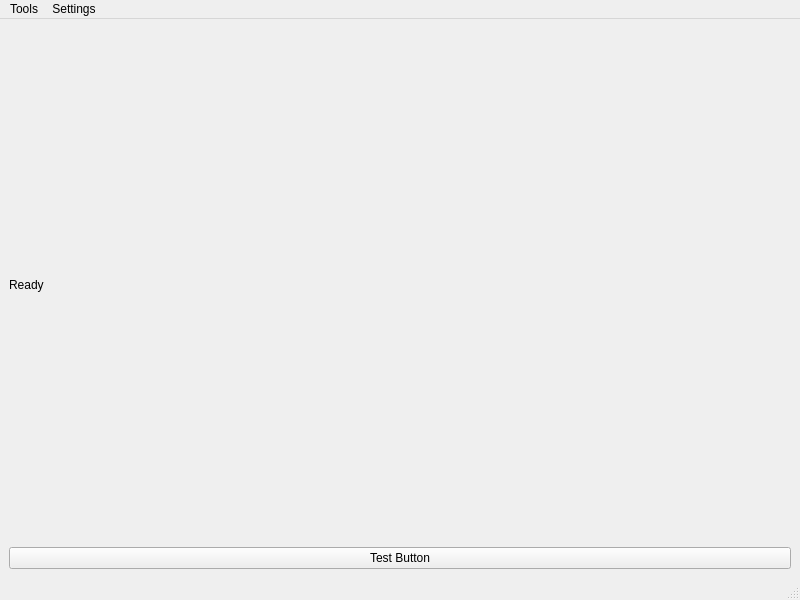
Above: ui/main_window.ui from 29w2x5fcpr-cmd/LogixCraft before the change. Below: the same form after it.
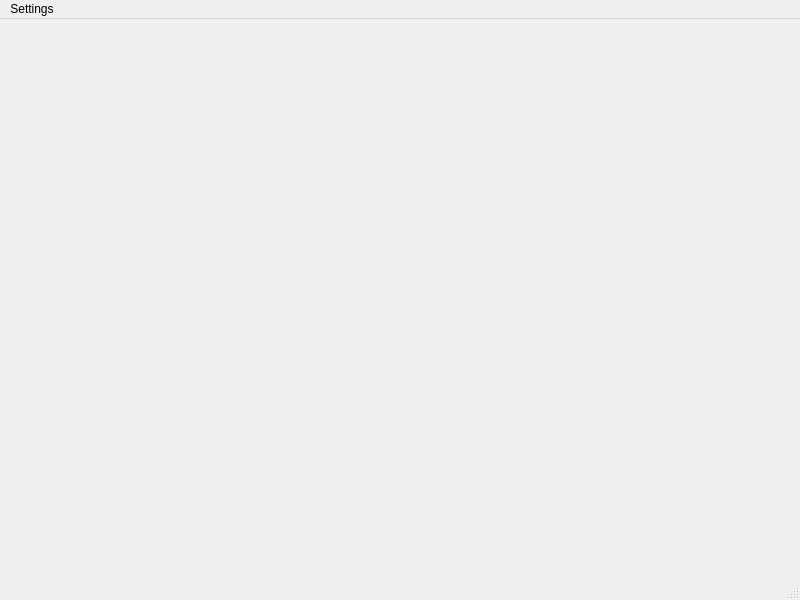
That is the form after the change.

Commit message: feat: add main window shell layout and icon system

The edit to the form file:
```diff
--- a/ui/main_window.ui
+++ b/ui/main_window.ui
@@ -10,23 +10,144 @@
     <height>600</height>
    </rect>
   </property>
+  <property name="minimumSize">
+   <size>
+    <width>800</width>
+    <height>600</height>
+   </size>
+  </property>
+  <property name="mouseTracking">
+   <bool>true</bool>
+  </property>
   <property name="windowTitle">
    <string>MainWindow</string>
   </property>
+  <property name="accessibleIdentifier">
+   <string/>
+  </property>
+  <property name="iconSize">
+   <size>
+    <width>48</width>
+    <height>48</height>
+   </size>
+  </property>
+  <property name="tabShape">
+   <enum>QTabWidget::TabShape::Rounded</enum>
+  </property>
   <widget class="QWidget" name="centralwidget">
    <layout class="QVBoxLayout" name="verticalLayout">
+    <property name="spacing">
+     <number>1</number>
+    </property>
+    <property name="leftMargin">
+     <number>1</number>
+    </property>
+    <property name="topMargin">
+     <number>1</number>
+    </property>
+    <property name="rightMargin">
+     <number>1</number>
+    </property>
+    <property name="bottomMargin">
+     <number>1</number>
+    </property>
     <item>
-     <widget class="QLabel" name="label_status">
-      <property name="text">
-       <string>Ready</string>
+     <widget class="QFrame" name="headerContainer">
+      <property name="minimumSize">
+       <size>
+        <width>700</width>
+        <height>50</height>
+       </size>
+      </property>
+      <property name="maximumSize">
+       <size>
+        <width>16777215</width>
+        <height>50</height>
+       </size>
+      </property>
+      <property name="mouseTracking">
+       <bool>true</bool>
+      </property>
+      <property name="autoFillBackground">
+       <bool>false</bool>
+      </property>
+      <property name="frameShape">
+       <enum>QFrame::Shape::NoFrame</enum>
+      </property>
+      <property name="frameShadow">
+       <enum>QFrame::Shadow::Raised</enum>
+      </property>
+      <property name="lineWidth">
+       <number>2</number>
+      </property>
+      <property name="midLineWidth">
+       <number>0</number>
       </property>
      </widget>
     </item>
     <item>
-     <widget class="QPushButton" name="button_test">
-      <property name="text">
-       <string>Test Button</string>
+     <widget class="QWidget" name="bodyContainer" native="true">
+      <property name="minimumSize">
+       <size>
+        <width>0</width>
+        <height>450</height>
+       </size>
       </property>
+      <layout class="QHBoxLayout" name="horizontalLayout">
+       <property name="spacing">
+        <number>1</number>
+       </property>
+       <property name="leftMargin">
+        <number>1</number>
+       </property>
+       <property name="topMargin">
+        <number>1</number>
+       </property>
+       <property name="rightMargin">
+        <number>1</number>
+       </property>
+       <property name="bottomMargin">
+        <number>1</number>
+       </property>
+       <item>
+        <widget class="QFrame" name="sidebarContainer">
+         <property name="sizePolicy">
+          <sizepolicy hsizetype="Preferred" vsizetype="Preferred">
+           <horstretch>0</horstretch>
+           <verstretch>0</verstretch>
+          </sizepolicy>
+         </property>
+         <property name="minimumSize">
+          <size>
+           <width>70</width>
+           <height>0</height>
+          </size>
+         </property>
+         <property name="maximumSize">
+          <size>
+           <width>70</width>
+           <height>16777215</height>
+          </size>
+         </property>
+         <property name="frameShape">
+          <enum>QFrame::Shape::NoFrame</enum>
+         </property>
+         <property name="frameShadow">
+          <enum>QFrame::Shadow::Sunken</enum>
+         </property>
+        </widget>
+       </item>
+       <item>
+        <widget class="QWidget" name="contentContainer" native="true">
+         <property name="minimumSize">
+          <size>
+           <width>700</width>
+           <height>0</height>
+          </size>
+         </property>
+        </widget>
+       </item>
+      </layout>
      </widget>
     </item>
    </layout>
@@ -40,19 +161,12 @@
      <height>22</height>
     </rect>
    </property>
-   <widget class="QMenu" name="menuTools">
-    <property name="title">
-     <string>Tools</string>
-    </property>
-    <addaction name="action_test_tools"/>
-   </widget>
    <widget class="QMenu" name="menuSettings">
     <property name="title">
      <string>Settings</string>
     </property>
     <addaction name="actionPreferences"/>
    </widget>
-   <addaction name="menuTools"/>
    <addaction name="menuSettings"/>
   </widget>
   <widget class="QStatusBar" name="statusbar"/>
```
The commit also changes 2 other files.
